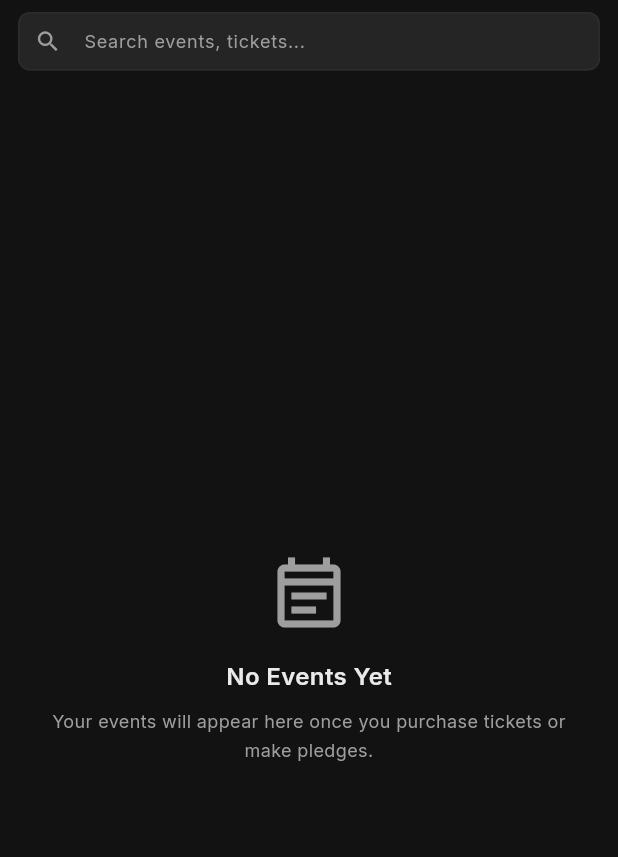
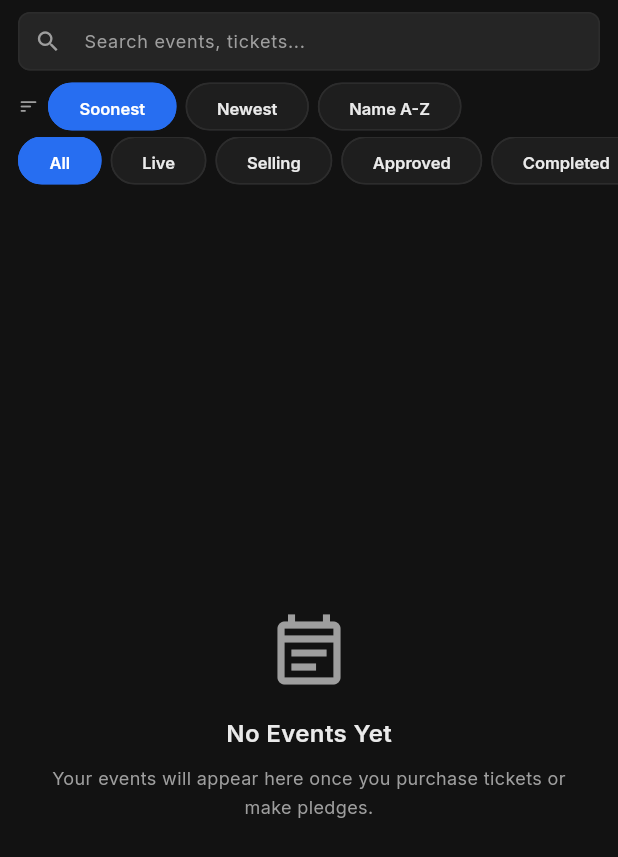
Before and after one commit to ShafkatWaheed/Crowd-Funding-Event, a Flutter app: the MyEventsTab widget shown alone on an empty page, opened directly, on a phone screen of 412 x 824 dp. Shown: the top 857 px of the screen. Run offline on Flutter 3.47's test engine with Material 3 defaults, Android fonts, the phone set to English and light mode, and no system bars; our stand-ins replace cached_network_image, connectivity_plus, dio, drift, drift_flutter, file_picker and 17 more; missing offline and left inert: flutter_stripe, mobile_scanner; accounts and stored records are empty; generated files the repository leaves out were written again; network calls fail.

Commit message:
feat: add sort + status filter chips to Portal full view
Sort chips: Soonest (default), Newest, Name A-Z
Status chips: All, Live, Selling, Approved, Completed

Horizontal scrollable chip rows below search bar.
Filters apply client-side to the loaded event cards.

Co-Authored-By: Claude Opus 4.6 (1M context) <noreply@anthropic.com>

```diff
--- a/FrontEnd/lib/screens/chat/my_events_tab.dart
+++ b/FrontEnd/lib/screens/chat/my_events_tab.dart
@@ -6,6 +6,7 @@ import '../../config/theme.dart';
 import '../../models/chat.dart';
 import '../../providers/auth_provider.dart';
 import '../../providers/chat_firebase_provider.dart';
+import '../../widgets/app_chip.dart';
 import '../../widgets/portal/event_portal_card.dart';
 
 /// Full view Portal tab — every row navigates to a full screen.
@@ -18,6 +19,21 @@ class MyEventsTab extends StatefulWidget {
 
 class _MyEventsTabState extends State<MyEventsTab> {
   String _search = '';
+  String? _statusFilter; // null = all
+  String _sortBy = 'soonest'; // soonest, newest, name_az
+
+  static const _statusOptions = [
+    ('live', 'Live', Colors.red),
+    ('selling_tickets', 'Selling', Colors.green),
+    ('approved', 'Approved', Colors.blue),
+    ('completed', 'Completed', Colors.grey),
+  ];
+
+  static const _sortOptions = {
+    'soonest': 'Soonest',
+    'newest': 'Newest',
+    'name_az': 'Name A-Z',
+  };
 
   @override
   void initState() {
@@ -40,16 +56,38 @@ class _MyEventsTabState extends State<MyEventsTab> {
   }
 
   List<MyEventCard> get _filtered {
-    final cards = context.read<ChatFirebaseProvider>().myEventCards;
-    if (_search.isEmpty) return cards;
+    var cards = context.read<ChatFirebaseProvider>().myEventCards;
+
+    // Status filter
+    if (_statusFilter != null) {
+      cards = cards.where((c) => c.eventStatus == _statusFilter).toList();
+    }
+
+    // Search
+    if (_search.isNotEmpty) {
       final q = _search.toLowerCase();
-    return cards.where((c) {
+      cards = cards.where((c) {
         return c.eventTitle.toLowerCase().contains(q) ||
             (c.venueName?.toLowerCase().contains(q) ?? false) ||
             c.tickets.any((t) =>
                 (t.tierName?.toLowerCase().contains(q) ?? false) ||
                 t.ticketCode.toLowerCase().contains(q));
       }).toList();
+    }
+
+    // Sort
+    if (_sortBy == 'name_az') {
+      cards = List.of(cards)..sort((a, b) => a.eventTitle.compareTo(b.eventTitle));
+    } else if (_sortBy == 'newest') {
+      cards = List.of(cards)..sort((a, b) {
+        final aTime = b.startTime?.millisecondsSinceEpoch ?? 0;
+        final bTime = a.startTime?.millisecondsSinceEpoch ?? 0;
+        return bTime.compareTo(aTime);
+      });
+    }
+    // 'soonest' is the default sort from loadMyEvents
+
+    return cards;
   }
 
   @override
@@ -60,7 +98,7 @@ class _MyEventsTabState extends State<MyEventsTab> {
       children: [
         // Search bar
         Padding(
-          padding: const EdgeInsets.fromLTRB(AppSpacing.md, AppSpacing.sm, AppSpacing.md, AppSpacing.sm),
+          padding: const EdgeInsets.fromLTRB(AppSpacing.md, AppSpacing.sm, AppSpacing.md, 0),
           child: TextField(
             onChanged: (v) => setState(() => _search = v),
             style: const TextStyle(fontSize: 12),
@@ -83,6 +121,64 @@ class _MyEventsTabState extends State<MyEventsTab> {
           ),
         ),
 
+        // Sort chips
+        Padding(
+          padding: const EdgeInsets.fromLTRB(AppSpacing.md, AppSpacing.sm, 0, 0),
+          child: SizedBox(
+            height: 32,
+            child: ListView(
+              scrollDirection: Axis.horizontal,
+              children: [
+                Icon(Icons.sort_rounded, size: 14, color: AppTheme.textSecondaryOf(context)),
+                const SizedBox(width: 6),
+                ..._sortOptions.entries.map((e) => Padding(
+                      padding: const EdgeInsets.only(right: 6),
+                      child: AppChip(
+                        label: e.value,
+                        selected: _sortBy == e.key,
+                        onSelected: (_) => setState(() => _sortBy = e.key),
+                        chipColor: AppTheme.accentColor,
+                        fontSize: 11,
+                      ),
+                    )),
+              ],
+            ),
+          ),
+        ),
+
+        // Status filter chips
+        Padding(
+          padding: const EdgeInsets.fromLTRB(AppSpacing.md, 4, 0, AppSpacing.sm),
+          child: SizedBox(
+            height: 32,
+            child: ListView(
+              scrollDirection: Axis.horizontal,
+              children: [
+                Padding(
+                  padding: const EdgeInsets.only(right: 6),
+                  child: AppChip(
+                    label: 'All',
+                    selected: _statusFilter == null,
+                    onSelected: (_) => setState(() => _statusFilter = null),
+                    chipColor: AppTheme.accentColor,
+                    fontSize: 11,
+                  ),
+                ),
+                ..._statusOptions.map((opt) => Padding(
+                      padding: const EdgeInsets.only(right: 6),
+                      child: AppChip(
+                        label: opt.$2,
+                        selected: _statusFilter == opt.$1,
+                        onSelected: (sel) => setState(() => _statusFilter = sel ? opt.$1 : null),
+                        chipColor: opt.$3,
+                        fontSize: 11,
+                      ),
+                    )),
+              ],
+            ),
+          ),
+        ),
+
         // Cards
         Expanded(
           child: provider.loadingMyEvents && provider.myEventCards.isEmpty
@@ -97,7 +193,7 @@ class _MyEventsTabState extends State<MyEventsTab> {
                         itemBuilder: (context, index) {
                           return EventPortalCard(
                             card: _filtered[index],
-                            inlineMode: false, // full view: rows navigate away
+                            inlineMode: false,
                           );
                         },
                       ),
@@ -117,14 +213,14 @@ class _MyEventsTabState extends State<MyEventsTab> {
             Icon(Icons.event_note_outlined, size: 56, color: AppTheme.textSecondaryOf(context)),
             const SizedBox(height: AppSpacing.md),
             Text(
-              _search.isEmpty ? 'No Events Yet' : 'No matching events',
+              _search.isEmpty && _statusFilter == null ? 'No Events Yet' : 'No matching events',
               style: TextStyle(fontSize: 16, fontWeight: FontWeight.w600, color: AppTheme.textPrimaryOf(context)),
             ),
             const SizedBox(height: AppSpacing.sm),
             Text(
-              _search.isEmpty
+              _search.isEmpty && _statusFilter == null
                   ? 'Your events will appear here once you purchase tickets or make pledges.'
-                  : 'Try a different search term.',
+                  : 'Try a different search or filter.',
               textAlign: TextAlign.center,
               style: TextStyle(fontSize: 12, color: AppTheme.textSecondaryOf(context)),
             ),
```
Lines whose indentation alone changed are shown as unchanged.
